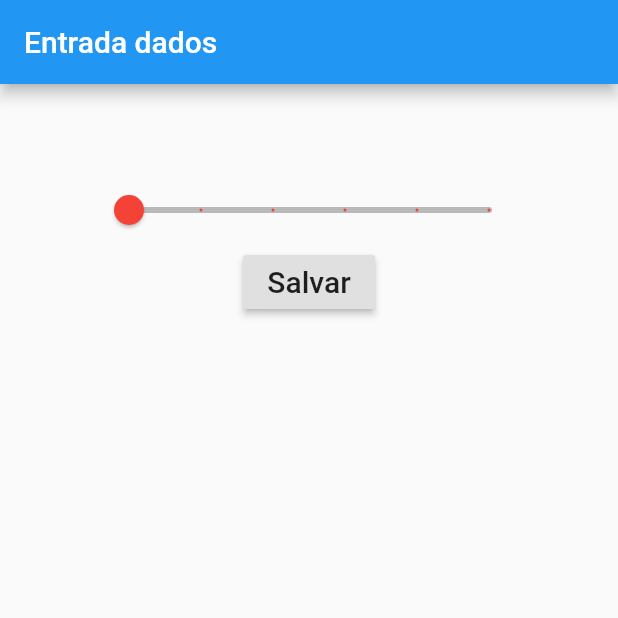
After one commit to Andre-Pavanelli/entrada-dados-flutter, a Flutter app: the screen it shows after launch, after a tap on "Salvar", on a phone screen of 412 x 824 dp, the top half of it. The commit adds this screen. Run offline on Flutter 3.47's test engine with Material 2 defaults, Android fonts, the phone set to English and light mode, and no system bars.

Commit message:
aprendendo slider

```diff
--- /dev/null
+++ b/lib/EntradaSlider.dart
@@ -0,0 +1,53 @@
+import 'package:flutter/material.dart';
+
+class EntradaSlider extends StatefulWidget {
+  @override
+  _EntradaSliderState createState() => _EntradaSliderState();
+}
+
+class _EntradaSliderState extends State<EntradaSlider> {
+
+  double valor = 0.0;
+  String label = "0";
+
+  @override
+  Widget build(BuildContext context) {
+    return Scaffold(
+      appBar: AppBar(
+        title: Text("Entrada dados"),
+      ),
+      body: Container(
+        padding: EdgeInsets.all(60),
+        child: Column(
+          children: <Widget>[
+            Slider(
+                value: valor,
+                min: 0,
+                max: 10,
+                label: label,
+                divisions: 5,
+                activeColor: Colors.red,
+                inactiveColor: Colors.black26,
+                onChanged: (double novoValor) {
+                  setState(() {
+                    valor = novoValor;
+                    label = novoValor.toString();
+                  });
+
+                }),
+            RaisedButton(
+              child: Text(
+                "Salvar",
+                style: TextStyle(fontSize: 20),
+              ),
+              onPressed: () {
+
+                print("Valor selecionado: " + valor.toString());
+              },
+            )
+          ],
+        ),
+      ),
+    );
+  }
+}
--- a/lib/main.dart
+++ b/lib/main.dart
@@ -1,6 +1,7 @@
 import 'package:entrada_dados/CampoTexto.dart';
 import 'package:entrada_dados/EntradaCheckbox.dart';
 import 'package:entrada_dados/EntradaRadioButton.dart';
+import 'package:entrada_dados/EntradaSlider.dart';
 import 'package:entrada_dados/EntradaSwitch.dart';
 import 'package:flutter/material.dart';
 
@@ -10,7 +11,8 @@ void main(){
       //home: CampoTexto(),
       //home: EntradaCheckbox(),
       //home: EntradaRadioButton(),
-      home: EntradaSwitch(),
+      //home: EntradaSwitch(),
+      home: EntradaSlider()
           )
         );
       }
```
